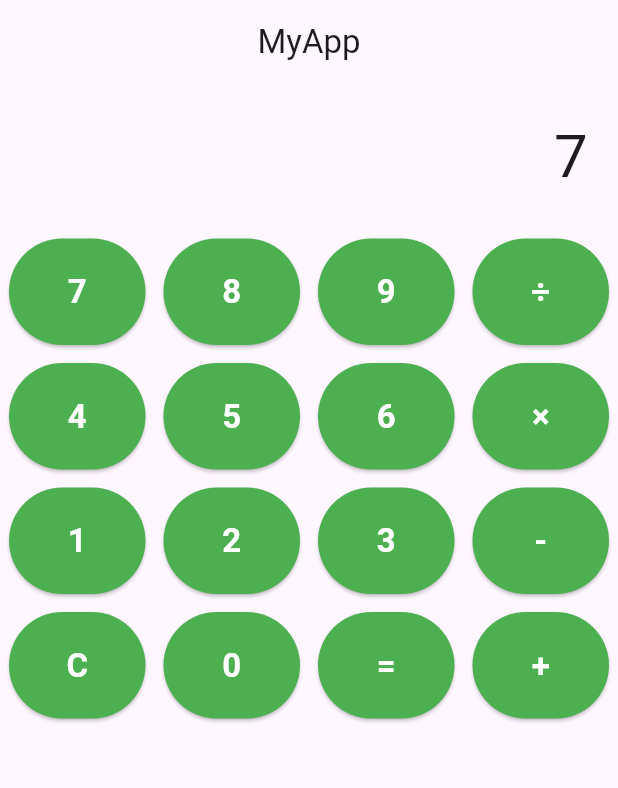
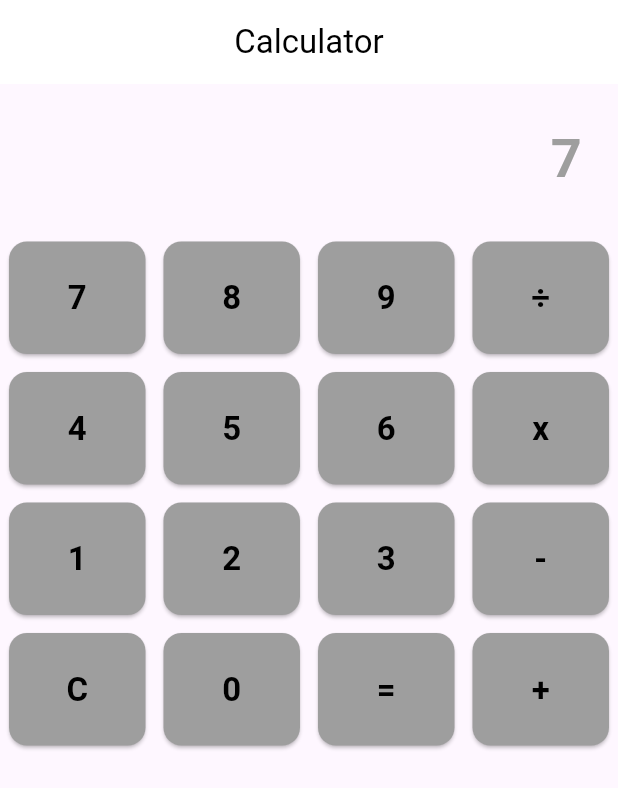
Before and after one commit to gauravjain0377/Flutter, a Flutter app: the screen it shows after launch, after a tap on an icon or button, on a phone screen of 412 x 824 dp. Shown: the top 788 px of the screen. Run offline on Flutter 3.47's test engine with Material 3 defaults, Android fonts, the phone set to English and light mode, and no system bars.

Commit message:
Refactor calculator UI and logic for clarity
Renamed main app and state classes for clarity, improved button and display styling, and refactored calculator logic for better readability and maintainability. Enhanced UI with clearer display, button layout, and consistent naming conventions.

```diff
--- a/calculator/lib/main.dart
+++ b/calculator/lib/main.dart
@@ -1,74 +1,94 @@
 import 'package:flutter/material.dart';
 
 void main() {
-  runApp(MyApp());
+  runApp(const CalApp());
 }
 
-class MyApp extends StatelessWidget {
-  const MyApp({super.key});
+// Main App
+class CalApp extends StatelessWidget {
+  const CalApp({super.key});
 
   @override
   Widget build(BuildContext context) {
-    return MaterialApp(
+    return const MaterialApp(
       debugShowCheckedModeBanner: false,
-      title: 'MyApp',
-      home: Calculator(),
+      home: CalScreen(),
     );
   }
 }
 
-class Calculator extends StatefulWidget {
+// Calculator Screen
+class CalScreen extends StatefulWidget {
+  const CalScreen({super.key});
+
   @override
-  State<Calculator> createState() => _CalculatorState();
+  State<CalScreen> createState() => _CalScreenState();
 }
 
-class _CalculatorState extends State<Calculator> {
-  String display = "";
-  double first = 0;
-  String op = "";
+// State Class
+class _CalScreenState extends State<CalScreen> {
+  String display = "";     // what user sees
+  double num1 = 0;
+  double num2 = 0;
+  String operand = "";
 
-  void onTap(String value) {
+  void buttonPressed(String text) {
     setState(() {
-      if (value == "C") {
+      // Clear
+      if (text == "C") {
         display = "";
-        first = 0;
-        op = "";
-      } else if (value == "+" || value == "-" || value == "×" || value == "÷") {
-        first = double.parse(display);
-        op = value;
-        display = "";
-      } else if (value == "=") {
-        double second = double.parse(display);
+        num1 = 0;
+        num2 = 0;
+        operand = "";
+      }
+
+      // Operators
+      else if (text == "+" || text == "-" || text == "x" || text == "÷") {
+        num1 = double.parse(display);
+        operand = text;
+        display = "$display $text ";
+      }
+
+      // Equal
+      else if (text == "=") {
+        List<String> parts = display.split(" ");
+        num2 = double.parse(parts[2]);
+
         double result = 0;
-
-        if (op == "+") result = first + second;
-        if (op == "-") result = first - second;
-        if (op == "×") result = first * second;
-        if (op == "÷") result = first / second;
+        if (operand == "+") result = num1 + num2;
+        if (operand == "-") result = num1 - num2;
+        if (operand == "x") result = num1 * num2;
+        if (operand == "÷") result = num1 / num2;
 
         display = result.toString();
-      } else {
-        display += value;
+      }
+
+      // Numbers
+      else {
+        display += text;
       }
     });
   }
 
-  Widget calcButton(String text) {
+  Widget buildButton(String text) {
     return Expanded(
-      child: Padding(
-        padding: const EdgeInsets.all(6),
+      child: Container(
+        margin: const EdgeInsets.all(6),
         child: ElevatedButton(
           style: ElevatedButton.styleFrom(
-            padding: const EdgeInsets.all(20),
-            backgroundColor: Colors.green,
+            backgroundColor: Colors.grey,
+            padding: const EdgeInsets.all(22),
+            shape: RoundedRectangleBorder(
+              borderRadius: BorderRadius.circular(12),
+            ),
           ),
-          onPressed: () => onTap(text),
+          onPressed: () => buttonPressed(text),
           child: Text(
             text,
             style: const TextStyle(
               fontSize: 22,
               fontWeight: FontWeight.bold,
-              color: Colors.white,
+              color: Colors.black,
             ),
           ),
         ),
@@ -80,43 +100,54 @@ class _CalculatorState extends State<Calculator> {
   Widget build(BuildContext context) {
     return Scaffold(
       appBar: AppBar(
+        title: const Text(
+          "Calculator",
+          style: TextStyle(color: Colors.black),
+        ),
         centerTitle: true,
-        title: const Text("MyApp"),
+        backgroundColor: Colors.white,
+        elevation: 0,
       ),
       body: Column(
         children: [
+          // Display
           Container(
             alignment: Alignment.centerRight,
-            padding: const EdgeInsets.all(20),
+            padding: const EdgeInsets.all(24),
             child: Text(
-              display,
-              style: const TextStyle(fontSize: 40),
+              display.isEmpty ? "0" : display,
+              style: const TextStyle(
+                fontSize: 36,
+                fontWeight: FontWeight.bold,
+                color: Colors.grey,
+              ),
             ),
           ),
 
+          // Buttons (4 per row)
           Row(children: [
-            calcButton("7"),
-            calcButton("8"),
-            calcButton("9"),
-            calcButton("÷"),
+            buildButton("7"),
+            buildButton("8"),
+            buildButton("9"),
+            buildButton("÷"),
           ]),
           Row(children: [
-            calcButton("4"),
-            calcButton("5"),
-            calcButton("6"),
-            calcButton("×"),
+            buildButton("4"),
+            buildButton("5"),
+            buildButton("6"),
+            buildButton("x"),
           ]),
           Row(children: [
-            calcButton("1"),
-            calcButton("2"),
-            calcButton("3"),
-            calcButton("-"),
+            buildButton("1"),
+            buildButton("2"),
+            buildButton("3"),
+            buildButton("-"),
           ]),
           Row(children: [
-            calcButton("C"),
-            calcButton("0"),
-            calcButton("="),
-            calcButton("+"),
+            buildButton("C"),
+            buildButton("0"),
+            buildButton("="),
+            buildButton("+"),
           ]),
         ],
       ),
```
